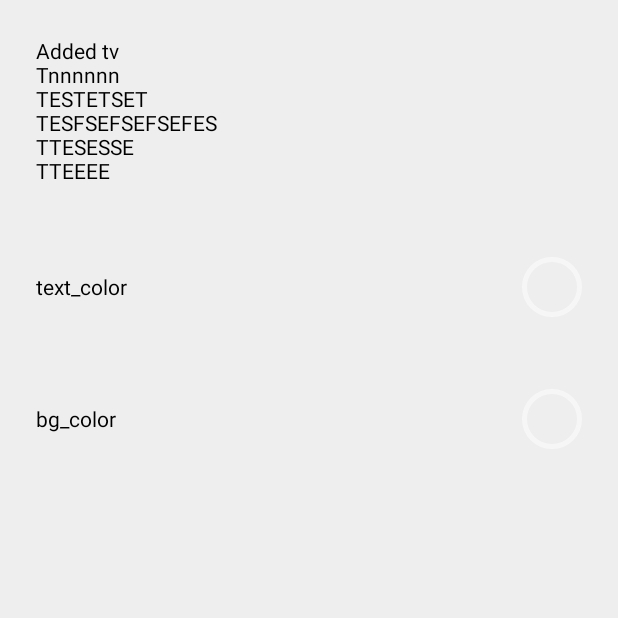
After one commit to gritsoftwares/Facebook-Frost, an Android app: the SettingsActivity screen opened directly, with no data from a screen before it, on a phone screen of 412 x 824 dp, the top half of it. The commit adds this screen. Run offline under Robolectric (Android 15) with nearby library versions, the phone set to English and light mode, and no system bars; our stand-ins replace CircleImageView; libraries missing offline, so code that uses them is left out: com.pavelsikun.vintagechroma.

Commit message:
lovely theme selection

```diff
--- a/app/build.gradle
+++ b/app/build.gradle
@@ -57,6 +57,8 @@ dependencies {
 //    compile 'com.mostafagazar:customshapeimageview:1.0.4'
     compile 'de.hdodenhof:circleimageview:2.0.0'
 
+    compile 'com.pavelsikun:vintage-chroma:1.4.1'
+
     //Optional: see how to use the utility.
     compile 'com.ogaclejapan.smarttablayout:utils-v4:1.6.1@aar'
 }
--- a/app/src/main/AndroidManifest.xml
+++ b/app/src/main/AndroidManifest.xml
@@ -54,6 +54,12 @@
             android:theme="@style/Frost.Theme" />
 
         <activity
+            android:name=".SettingsActivity"
+            android:label="@string/app_name"
+            android:theme="@style/Frost.Theme" />
+
+
+        <activity
             android:name="com.facebook.FacebookActivity"
             android:configChanges="keyboard|keyboardHidden|screenLayout|screenSize|orientation"
             android:label="@string/app_name"
--- /dev/null
+++ b/app/src/main/java/com/pitchedapps/facebook/frost/SettingsActivity.java
@@ -0,0 +1,102 @@
+package com.pitchedapps.facebook.frost;
+
+import android.animation.Animator;
+import android.animation.AnimatorListenerAdapter;
+import android.content.Context;
+import android.graphics.Point;
+import android.os.Bundle;
+import android.support.v4.app.FragmentManager;
+import android.support.v4.view.OnApplyWindowInsetsListener;
+import android.support.v4.view.ViewCompat;
+import android.support.v4.view.WindowInsetsCompat;
+import android.support.v7.app.AppCompatActivity;
+import android.view.MotionEvent;
+import android.view.View;
+import android.view.ViewAnimationUtils;
+import android.view.ViewGroup;
+
+import com.pitchedapps.facebook.frost.customViews.FrostPreferenceView;
+import com.pitchedapps.facebook.frost.utils.FrostPreferences;
+import com.pitchedapps.facebook.frost.utils.Utils;
+
+import static com.pitchedapps.facebook.frost.utils.Utils.e;
+
+/**
+ * Created by Allan Wang on 2016-05-22.
+ */
+public class SettingsActivity extends AppCompatActivity {
+
+    private ViewGroup mFrame;
+    private FrostPreferenceView mCurrent;
+    private Context mContext;
+    private FragmentManager fManager;
+    private FrostPreferences fPrefs;
+
+    /*
+     * A ViewGroup container that can actively add the preference framelayout
+     * Supports beautiful circular reveals
+     */
+    @Override
+    protected void onCreate(Bundle savedInstanceState) {
+        super.onCreate(savedInstanceState);
+
+        fManager = getSupportFragmentManager();
+        setContentView(R.layout.activity_empty_settings);
+        mContext = this;
+        mFrame = (ViewGroup) findViewById(R.id.settings_frame);
+        mCurrent = newPreferenceView();
+
+        fPrefs = new FrostPreferences(mContext);
+        getWindow().getDecorView().setSystemUiVisibility(View.SYSTEM_UI_FLAG_LAYOUT_STABLE | View.SYSTEM_UI_FLAG_LAYOUT_FULLSCREEN | View.SYSTEM_UI_FLAG_LAYOUT_HIDE_NAVIGATION);
+        updateStatusNav();
+        padMain();
+    }
+
+    public void colorChanged() {
+        mFPVanimation(newPreferenceView()); //replicate view with new colors
+    }
+
+    private FrostPreferenceView newPreferenceView() {
+        FrostPreferenceView mFPV = new FrostPreferenceView(mContext);
+        mFPV.initialize(fManager, this);
+        mFrame.addView(mFPV);
+        return mFPV;
+    }
+
+    private void mFPVanimation(final FrostPreferenceView mFPV) {
+        mFPV.bringToFront();
+        mFPV.setVisibility(View.INVISIBLE);
+        Point p = Utils.getScreenSize(mContext);
+        final Animator anim =
+                ViewAnimationUtils.createCircularReveal(mFPV, p.x/2, p.y/2, 0, (float) Utils.getScreenDiagonal(mContext)/2).setDuration((int) Utils.getScreenDiagonal(mContext));
+        anim.addListener(new AnimatorListenerAdapter() {
+            @Override
+            public void onAnimationEnd(Animator animation) {
+                super.onAnimationEnd(animation);
+                mFrame.removeView(mCurrent);
+                mCurrent = mFPV;
+            }
+        });
+        mFPV.setVisibility(View.VISIBLE);
+        anim.start();
+    }
+
+    private void padMain() {
+        ViewCompat.setOnApplyWindowInsetsListener(mFrame, new OnApplyWindowInsetsListener() {
+            @Override
+            public WindowInsetsCompat onApplyWindowInsets(View v, WindowInsetsCompat insets) {
+                final int statusBar = insets.getSystemWindowInsetTop();
+                final int navigationBar = insets.getSystemWindowInsetBottom();
+                mFrame.setPadding(0, statusBar, 0, navigationBar);
+                Utils.saveNavBarHeight(navigationBar);
+                return insets;
+            }
+        });
+    }
+
+    private void updateStatusNav() {
+        getWindow().setStatusBarColor(fPrefs.getBackgroundColor()); //TODO fix this
+        getWindow().setNavigationBarColor(fPrefs.getBackgroundColor()); //TODO fix this
+
+    }
+}
--- /dev/null
+++ b/app/src/main/java/com/pitchedapps/facebook/frost/customViews/ColorPicker.java
@@ -0,0 +1,105 @@
+package com.pitchedapps.facebook.frost.customViews;
+
+import android.app.Activity;
+import android.content.Context;
+import android.graphics.drawable.ColorDrawable;
+import android.support.v4.app.FragmentManager;
+import android.util.AttributeSet;
+import android.view.LayoutInflater;
+import android.view.View;
+import android.widget.LinearLayout;
+import android.widget.TextView;
+
+import com.pavelsikun.vintagechroma.ChromaDialog;
+import com.pavelsikun.vintagechroma.IndicatorMode;
+import com.pavelsikun.vintagechroma.OnColorSelectedListener;
+import com.pavelsikun.vintagechroma.colormode.ColorMode;
+import com.pitchedapps.facebook.frost.R;
+import com.pitchedapps.facebook.frost.SettingsActivity;
+import com.pitchedapps.facebook.frost.utils.FrostPreferences;
+
+import de.hdodenhof.circleimageview.CircleImageView;
+
+import static com.pitchedapps.facebook.frost.utils.Utils.isColorDark;
+
+/**
+ * Created by Allan Wang on 2016-05-22.
+ */
+public class ColorPicker extends LinearLayout {
+
+    private TextView mText;
+    private CircleImageView mColor;
+    private FrostPreferences fPrefs;
+    private Context mContext;
+    private FragmentManager fManager;
+    private String mTextString;
+    private Activity mActivity;
+
+    public ColorPicker(Context c) {
+        super(c);
+        mContext = c;
+    }
+
+    public ColorPicker(Context c, AttributeSet attrs) {
+        super(c, attrs);
+        mContext = c;
+    }
+
+    public ColorPicker(Context c, AttributeSet attrs, int defStyle) {
+        super(c, attrs, defStyle);
+        mContext = c;
+    }
+
+    public void initialize(FragmentManager f, Activity a) {
+        fManager = f;
+        mActivity = a;
+        initializeViews();
+    }
+
+    public void setText(String s) {
+        mTextString = s;
+    }
+
+    private void initializeViews() {
+        fPrefs = new FrostPreferences(mContext);
+        LayoutInflater inflater = (LayoutInflater) mContext
+                .getSystemService(Context.LAYOUT_INFLATER_SERVICE);
+        inflater.inflate(R.layout.color_picker, this);
+
+        mText = (TextView) findViewById(R.id.color_picker_text);
+        mColor = (CircleImageView) findViewById(R.id.color_picker_color);
+        mText.setTextColor(fPrefs.getTextColor());
+
+    }
+
+    public void setPrefKey(final String s) {
+        final int color = fPrefs.getInt(s);
+        if (mTextString == null) mTextString = s;
+        mText.setText(mTextString);
+        int borderColor = isColorDark(fPrefs.getTheme()) ? 0x80ffffff : 0x80000000;
+        mColor.setBorderColor(borderColor);
+        mColor.setBorderWidth(5);
+        mColor.setImageDrawable(new ColorDrawable(color));
+        mColor.setOnClickListener(new OnClickListener() {
+            @Override
+            public void onClick(View v) {
+                new ChromaDialog.Builder()
+                        .initialColor(color)
+                        .colorMode((s.toLowerCase().contains("text")) ? ColorMode.RGB : ColorMode.ARGB)
+                        .indicatorMode(IndicatorMode.DECIMAL) //HEX or DECIMAL;
+                        .onColorSelected(new OnColorSelectedListener() {
+                            @Override
+                            public void onColorSelected(int newColor) {
+                                fPrefs.setInt(s, newColor);
+                                if (color != newColor) {
+                                    ((SettingsActivity)mActivity).colorChanged();
+                                }
+                            }
+                        })
+                        .create()
+                        .show(fManager, "dialog_" + s);
+            }
+        });
+    }
+
+}
--- /dev/null
+++ b/app/src/main/java/com/pitchedapps/facebook/frost/customViews/FrostPreferenceView.java
@@ -0,0 +1,77 @@
+package com.pitchedapps.facebook.frost.customViews;
+
+import android.app.Activity;
+import android.content.Context;
+import android.graphics.Color;
+import android.support.v4.app.FragmentManager;
+import android.util.AttributeSet;
+import android.view.LayoutInflater;
+import android.widget.FrameLayout;
+import android.widget.ScrollView;
+import android.widget.TextView;
+
+import com.pitchedapps.facebook.frost.R;
+import com.pitchedapps.facebook.frost.utils.FrostPreferences;
+
+import java.util.Random;
+
+import static com.pitchedapps.facebook.frost.utils.Utils.e;
+
+/**
+ * Created by Allan Wang on 2016-05-22.
+ */
+public class FrostPreferenceView extends FrameLayout {
+
+    private Random rnd;
+    private FragmentManager fManager;
+    private Context mContext;
+    private Activity mActivity;
+    private FrostPreferences fPrefs;
+
+    public FrostPreferenceView(Context c) {
+        super(c);
+        mContext = c;
+    }
+
+    public FrostPreferenceView(Context c, AttributeSet attrs) {
+        super(c, attrs);
+        mContext = c;
+    }
+
+    public FrostPreferenceView(Context c, AttributeSet attrs, int defStyle) {
+        super(c, attrs, defStyle);
+        mContext = c;
+    }
+
+    public void initialize(FragmentManager f, Activity a) {
+        fManager = f;
+        mActivity = a;
+        initializeViews();
+    }
+
+    private void initializeViews() {
+        rnd = new Random();
+        fPrefs = new FrostPreferences(mContext);
+        LayoutInflater inflater = (LayoutInflater) mContext
+                .getSystemService(Context.LAYOUT_INFLATER_SERVICE);
+        inflater.inflate(R.layout.preferences_frost, this);
+
+        ((ScrollView) findViewById(R.id.preferences_frame)).setBackgroundColor(fPrefs.getBackgroundColor());
+        TextView t = (TextView) findViewById(R.id.preferences_theme_picker);
+        t.setText("Added tv\nTnnnnnn\nTESTETSET\nTESFSEFSEFSEFES\nTTESESSE\nTTEEEE");
+        t.setTextColor(fPrefs.getTextColor());
+//        t.setBackgroundColor(randomColor());
+
+        ColorPicker cText = (ColorPicker) findViewById(R.id.preferences_text_color);
+        cText.initialize(fManager, mActivity);
+        cText.setPrefKey(FrostPreferences.TEXT_COLOR);
+
+        ColorPicker cBG = (ColorPicker) findViewById(R.id.preferences_background_color);
+        cBG.initialize(fManager, mActivity);
+        cBG.setPrefKey(FrostPreferences.BACKGROUND_COLOR);
+    }
+
+    private int randomColor() {
+        return Color.argb(255, rnd.nextInt(256), rnd.nextInt(256), rnd.nextInt(256));
+    }
+}
--- /dev/null
+++ b/app/src/main/java/com/pitchedapps/facebook/frost/utils/FrostPreferences.java
@@ -0,0 +1,72 @@
+package com.pitchedapps.facebook.frost.utils;
+
+import android.content.Context;
+import android.content.SharedPreferences;
+
+import static com.pitchedapps.facebook.frost.utils.Utils.e;
+
+/**
+ * Created by Allan Wang on 2016-05-21.
+ */
+
+public class FrostPreferences {
+
+    public static final String
+            PREFERENCE_NAME = "frost_preferences",
+            FIRST_RUN = "first_run",
+            TEXT_COLOR = "text_color",
+            BACKGROUND_COLOR = "bg_color",
+            THEME_STYLE = "theme_style";
+
+    private final Context mContext;
+
+    public FrostPreferences(Context c) {
+        mContext = c;
+    }
+
+    private SharedPreferences getSharedPreferences() {
+        return mContext.getSharedPreferences(PREFERENCE_NAME, Context.MODE_PRIVATE);
+    }
+
+    public int getInt(String key) {
+        return getSharedPreferences().getInt(key, 0);
+    }
+
+    public void setInt(String s, int i) {
+        getSharedPreferences().edit().putInt(s, i).apply();
+    }
+
+    public void setFirstRun(boolean firstRun) {
+        getSharedPreferences().edit().putBoolean(FIRST_RUN, firstRun).apply();
+    }
+
+    public boolean isFirstRun() {
+        return getSharedPreferences().getBoolean(FIRST_RUN, true);
+    }
+
+    public void setTextColor(int i) {
+        getSharedPreferences().edit().putInt(TEXT_COLOR, i).apply();
+    }
+
+    public int getTextColor() {
+        return getSharedPreferences().getInt(TEXT_COLOR, 0xff000000);
+    }
+
+    public void setBackgroundColor(int i) {
+        getSharedPreferences().edit().putInt(BACKGROUND_COLOR, i).apply();
+        e("C" + i);
+    }
+
+    public int getBackgroundColor() {
+        return getSharedPreferences().getInt(BACKGROUND_COLOR, 0xffeeeeee);
+    }
+
+    public void setTheme(int i) {
+        getSharedPreferences().edit().putInt(THEME_STYLE, i).apply();
+    }
+
+    public int getTheme() {
+        return getSharedPreferences().getInt(THEME_STYLE, 0);
+    }
+
+}
--- a/app/src/main/java/com/pitchedapps/facebook/frost/utils/Utils.java
+++ b/app/src/main/java/com/pitchedapps/facebook/frost/utils/Utils.java
@@ -11,6 +11,7 @@ import android.content.pm.PackageManager.NameNotFoundException;
 import android.content.pm.Signature;
 import android.content.res.Configuration;
 import android.graphics.Bitmap;
+import android.graphics.Color;
 import android.graphics.Point;
 import android.graphics.drawable.ColorDrawable;
 import android.net.Uri;
@@ -301,4 +302,13 @@ public class Utils {
         v.getLocationInWindow(posXY);
         return new Point(posXY[0] + v.getWidth()/2, posXY[1] + v.getHeight()/2);
     }
+
+    public static boolean isColorDark(int color){
+        double darkness = 1-(0.299* Color.red(color) + 0.587*Color.green(color) + 0.114* Color.blue(color))/255;
+        if(darkness<0.5){
+            return false; // It's a light color
+        }else{
+            return true; // It's a dark color
+        }
+    }
 }
--- /dev/null
+++ b/app/src/main/res/layout/activity_empty_settings.xml
@@ -0,0 +1,15 @@
+<FrameLayout xmlns:android="http://schemas.android.com/apk/res/android"
+    android:id="@+id/settings_frame"
+    android:layout_width="match_parent"
+    android:layout_height="match_parent">
+
+    <FrameLayout
+        android:id="@+id/frame_1"
+        android:layout_width="match_parent"
+        android:layout_height="match_parent"/>
+
+    <FrameLayout
+        android:id="@+id/frame_2"
+        android:layout_width="match_parent"
+        android:layout_height="match_parent"/>
+</FrameLayout>
--- /dev/null
+++ b/app/src/main/res/layout/color_picker.xml
@@ -0,0 +1,25 @@
+<LinearLayout xmlns:android="http://schemas.android.com/apk/res/android"
+    android:id="@+id/color_picker"
+    android:layout_width="match_parent"
+    android:padding="@dimen/frost_preference_padding"
+    android:layout_height="wrap_content"
+    android:orientation="horizontal">
+
+    <TextView
+        android:id="@+id/color_picker_text"
+        android:layout_width="wrap_content"
+        android:layout_gravity="center_vertical"
+        android:layout_height="wrap_content" />
+
+    <Space
+        android:layout_width="0dp"
+        android:layout_height="1dp"
+        android:layout_weight="1" />
+
+    <de.hdodenhof.circleimageview.CircleImageView
+        android:id="@+id/color_picker_color"
+        android:layout_width="@dimen/color_picker_preview_size"
+        android:layout_height="@dimen/color_picker_preview_size"/>
+
+
+</LinearLayout>
--- /dev/null
+++ b/app/src/main/res/layout/preferences_frost.xml
@@ -0,0 +1,29 @@
+<ScrollView xmlns:android="http://schemas.android.com/apk/res/android"
+    android:id="@+id/preferences_frame"
+    android:layout_width="match_parent"
+    android:layout_height="match_parent">
+
+    <LinearLayout
+        android:layout_width="match_parent"
+        android:layout_height="wrap_content"
+        android:orientation="vertical">
+
+        <TextView
+            android:id="@+id/preferences_theme_picker"
+            android:padding="@dimen/frost_preference_padding"
+            android:layout_width="match_parent"
+            android:layout_height="wrap_content" />
+
+        <com.pitchedapps.facebook.frost.customViews.ColorPicker
+            android:id="@+id/preferences_text_color"
+            android:layout_width="match_parent"
+            android:layout_height="wrap_content" />
+
+        <com.pitchedapps.facebook.frost.customViews.ColorPicker
+            android:id="@+id/preferences_background_color"
+            android:layout_width="match_parent"
+            android:layout_height="wrap_content" />
+
+    </LinearLayout>
+
+</ScrollView>
--- a/app/src/main/res/menu/menu_main.xml
+++ b/app/src/main/res/menu/menu_main.xml
@@ -18,9 +18,9 @@
         android:title="@string/changelog"
         app:showAsAction="never" />
     <item
-        android:id="@+id/update_url"
+        android:id="@+id/settings"
         android:orderInCategory="350"
-        android:title="@string/update_url"
+        android:title="@string/settings"
         app:showAsAction="never" />
     <item
         android:id="@+id/logout"
--- a/app/src/main/res/values/dimens.xml
+++ b/app/src/main/res/values/dimens.xml
@@ -23,5 +23,8 @@
     <dimen name="dialog_margin">24dp</dimen>
     <dimen name="dialog_margin_bottom">16dp</dimen>
 
+    <dimen name="frost_preference_padding">24dp</dimen>
+    <dimen name="color_picker_preview_size">40dip</dimen>
+
 
 </resources>
--- a/app/src/main/res/values/strings_verbatim.xml
+++ b/app/src/main/res/values/strings_verbatim.xml
@@ -24,10 +24,7 @@
 
     <string name="share">Share</string>
     <string name="changelog">Changelog</string>
-    <string name="update_url">Update URL</string>
+    <string name="settings">Settings</string>
     <string name="sendemail">Send Email</string>
     <string name="subject_here">Subject Here</string>
-
-
-    <string name="addStyleString">addStyleString(%1$s);</string>
 </resources>
--- a/app/src/main/res/values/themes.xml
+++ b/app/src/main/res/values/themes.xml
@@ -5,7 +5,7 @@
         <item name="colorPrimary">@color/facebook_blue</item>
         <item name="colorPrimaryDark">@color/facebook_blue_dark</item>
         <item name="colorAccent">@color/colorAccent</item>
-        <!--<item name="colorButtonNormal">@color/button_color</item>-->
+        <item name="android:windowShowWallpaper">true</item>
         <item name="android:statusBarColor">@android:color/transparent</item>
         <item name="android:navigationBarColor">@android:color/transparent</item>
     </style>
@@ -35,7 +35,7 @@
         <item name="android:background">@android:color/transparent</item>
     </style>
 
-    <style name="Frost.Theme.Splash">
+    <style name="Frost.Theme.Splash" parent="Frost.Theme">
         <item name="android:windowBackground">@drawable/splash_screen</item>
         <item name="android:navigationBarColor">@color/splashBackground</item>
         <item name="colorPrimaryDark">@color/splashBackground</item>
```
Also changed, not shown: app/src/main/java/com/pitchedapps/facebook/frost/MainActivity.java (+19 -6 lines).
